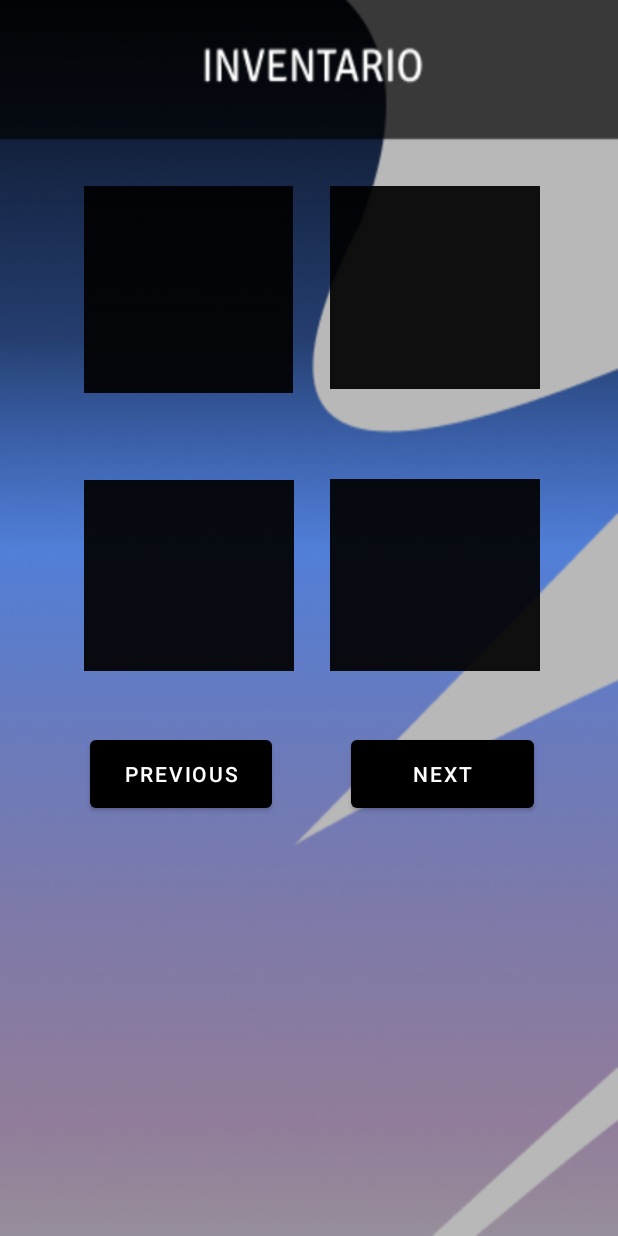
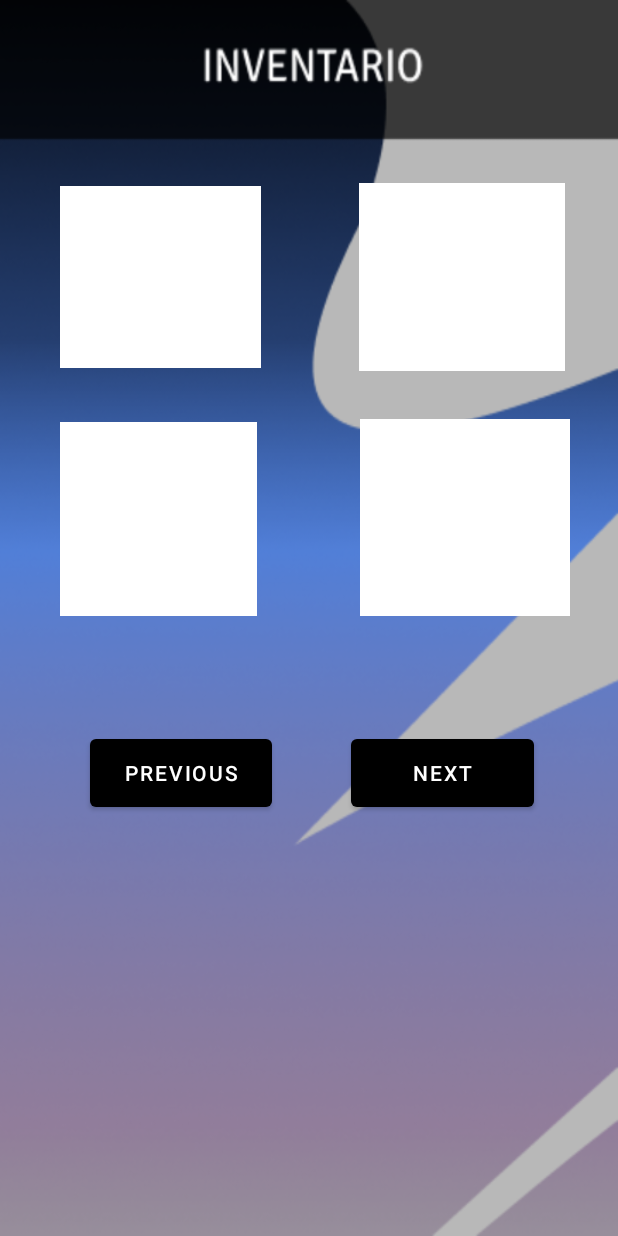
Before and after one commit to moneoasier/Nolan, an Android app: the layout activity_main.xml on its own in the app's theme, with its tools: preview values and no code run, on a phone screen of 412 x 824 dp. Run offline under Robolectric (Android 15) with nearby library versions, the phone set to English and light mode, and no system bars.

Commit message:
arreglitos android

```diff
--- a/NolanApp/NolanAPK/app/src/main/java/com/example/nolanapk/Gafa.java
+++ b/NolanApp/NolanAPK/app/src/main/java/com/example/nolanapk/Gafa.java
@@ -51,7 +51,7 @@ public class Gafa {
 
     @Override
     public String toString() {
-        return id.toString() +","+nombre+","+precio+","+stock;
+        return id +","+nombre+","+precio+","+stock;
     }
 
     @Override
--- a/NolanApp/NolanAPK/app/src/main/res/layout/activity_main.xml
+++ b/NolanApp/NolanAPK/app/src/main/res/layout/activity_main.xml
@@ -9,87 +9,85 @@
     tools:context=".MainActivity">
 
 
-    <Button
+    <ImageView
         android:id="@+id/btn1"
-        android:layout_width="139dp"
-        android:layout_height="138dp"
-        android:layout_alignParentStart="true"
-        android:layout_alignParentTop="true"
-        android:layout_marginStart="56dp"
+        android:layout_width="134dp"
+        android:layout_height="121dp"
+        android:layout_marginStart="40dp"
         android:layout_marginTop="124dp"
-        android:background="@drawable/buton"
+        android:background="@color/white"
+        android:clickable="true"
+        android:contentDescription="@string/todo"
+        android:focusable="true"
         android:onClick="nextScreen"
-        android:textSize="12sp"
         app:layout_constraintStart_toStartOf="parent"
         app:layout_constraintTop_toTopOf="parent"
-        tools:ignore="SpeakableTextPresentCheck,SpeakableTextPresentCheck" />
+        tools:ignore="ImageContrastCheck,DuplicateSpeakableTextCheck" />
 
-    <Button
+    <ImageView
         android:id="@+id/btn2"
-        android:layout_width="140dp"
-        android:layout_height="135dp"
-        android:layout_alignParentStart="true"
-        android:layout_alignParentTop="true"
-        android:layout_marginTop="124dp"
-        android:layout_marginEnd="52dp"
-        android:background="@drawable/buton"
+        android:layout_width="137dp"
+        android:layout_height="125dp"
+        android:layout_marginTop="122dp"
+        android:layout_marginEnd="35dp"
+        android:background="@color/white"
+        android:clickable="true"
+        android:focusable="true"
         android:onClick="nextScreen"
-        android:textSize="12sp"
         app:layout_constraintEnd_toEndOf="parent"
         app:layout_constraintTop_toTopOf="parent"
-        tools:ignore="SpeakableTextPresentCheck,SpeakableTextPresentCheck" />
+        tools:ignore="SpeakableTextPresentCheck,ImageContrastCheck" />
 
-    <Button
+    <ImageView
         android:id="@+id/btn3"
-        android:layout_width="140dp"
-        android:layout_height="127dp"
-        android:layout_alignParentStart="true"
-        android:layout_alignParentTop="true"
-        android:layout_marginStart="56dp"
-        android:layout_marginTop="58dp"
-        android:background="@drawable/buton"
+        android:layout_width="131dp"
+        android:layout_height="129dp"
+        android:layout_marginStart="40dp"
+        android:layout_marginBottom="76dp"
+        android:background="@color/white"
+        android:clickable="true"
+        android:focusable="true"
         android:onClick="nextScreen"
-        android:textSize="12sp"
+        app:layout_constraintBottom_toTopOf="@+id/back"
         app:layout_constraintStart_toStartOf="parent"
-        app:layout_constraintTop_toBottomOf="@+id/btn1"
-        tools:ignore="SpeakableTextPresentCheck,SpeakableTextPresentCheck" />
+        tools:ignore="SpeakableTextPresentCheck,ImageContrastCheck" />
 
-    <Button
+    <ImageView
         android:id="@+id/btn4"
         android:layout_width="140dp"
-        android:layout_height="128dp"
-        android:layout_alignParentStart="true"
-        android:layout_alignParentTop="true"
-        android:layout_marginTop="60dp"
-        android:layout_marginEnd="52dp"
-        android:background="@drawable/buton"
+        android:layout_height="131dp"
+        android:layout_marginEnd="32dp"
+        android:layout_marginBottom="76dp"
+        android:background="@color/white"
+        android:contentDescription="@string/todo"
         android:onClick="nextScreen"
-        android:textSize="12sp"
+        app:layout_constraintBottom_toTopOf="@+id/back"
         app:layout_constraintEnd_toEndOf="parent"
-        app:layout_constraintTop_toBottomOf="@+id/btn2"
-        tools:ignore="SpeakableTextPresentCheck,SpeakableTextPresentCheck" />
+        tools:ignore="ImageContrastCheck"
+        android:clickable="true"
+        android:focusable="true" />
 
     <Button
         android:id="@+id/next"
         android:layout_width="122dp"
         android:layout_height="57dp"
-        android:layout_marginTop="40dp"
         android:layout_marginEnd="56dp"
+        android:layout_marginBottom="4dp"
         android:onClick="btnChange"
         android:text="@string/next"
-        app:layout_constraintEnd_toEndOf="parent"
-        app:layout_constraintTop_toBottomOf="@+id/btn4" />
+        app:layout_constraintBottom_toTopOf="@+id/npg"
+        app:layout_constraintEnd_toEndOf="parent" />
 
     <Button
         android:id="@+id/back"
         android:layout_width="121dp"
         android:layout_height="57dp"
         android:layout_marginStart="60dp"
-        android:layout_marginTop="40dp"
+        android:layout_marginBottom="4dp"
         android:onClick="btnChange"
         android:text="@string/previous"
-        app:layout_constraintStart_toStartOf="parent"
-        app:layout_constraintTop_toBottomOf="@+id/btn3" />
+        app:layout_constraintBottom_toTopOf="@+id/npg"
+        app:layout_constraintStart_toStartOf="parent" />
 
     <TextView
         android:id="@+id/npg"
--- a/NolanApp/NolanAPK/app/src/main/res/layout/activity_main2.xml
+++ b/NolanApp/NolanAPK/app/src/main/res/layout/activity_main2.xml
@@ -90,8 +90,7 @@
             app:layout_constraintEnd_toEndOf="parent"
             app:layout_constraintHorizontal_bias="0.0"
             app:layout_constraintStart_toStartOf="parent"
-            app:layout_constraintTop_toBottomOf="@+id/code"
-            app:srcCompat="@drawable/buton" />
+            app:layout_constraintTop_toBottomOf="@+id/code" />
 
     </androidx.constraintlayout.widget.ConstraintLayout>
 
--- /dev/null
+++ b/NolanApp/NolanAPK/app/src/main/res/raw/users.csv
@@ -0,0 +1 @@
+Asiermo,Admin123
--- a/NolanApp/NolanAPK/app/src/main/res/values/strings.xml
+++ b/NolanApp/NolanAPK/app/src/main/res/values/strings.xml
@@ -5,4 +5,6 @@
     <string name="username">username</string>
     <string name="log_in">LOG IN</string>
     <string name="password">password</string>
+    <string name="todo">TODO</string>
+
 </resources>
```
Also changed, not shown: NolanApp/NolanAPK/app/src/main/java/com/example/nolanapk/MainActivity.java (+29 -17 lines), NolanApp/NolanAPK/app/src/main/java/com/example/nolanapk/MainActivity2.java (+2 -7 lines), NolanApp/NolanAPK/app/src/main/java/com/example/nolanapk/MainActivity3.java (+56 -12 lines).
